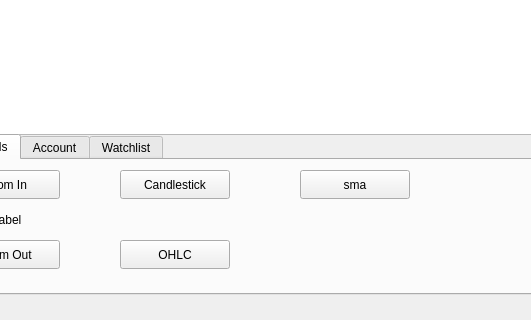
First picture: the form in chartWidget.ui, repository ellamental/pyTrade, before the edit; both pictures show x 82 to 613 and y 736 to 1056 of the 1076 by 1056 pixel window.
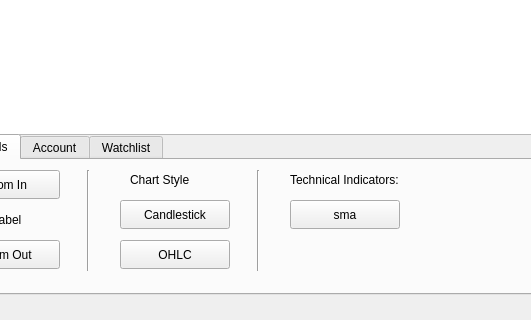
Second picture: the form after the edit.

Commit message: Interface - Organized Chart Control tab, added seperators and labels

Diff of the .ui file:
```diff
--- a/chartWidget.ui
+++ b/chartWidget.ui
@@ -68,8 +68,8 @@
     <widget class="QPushButton" name="sma">
      <property name="geometry">
       <rect>
-       <x>380</x>
-       <y>10</y>
+       <x>370</x>
+       <y>40</y>
        <width>110</width>
        <height>29</height>
       </rect>
@@ -95,7 +95,7 @@
      <property name="geometry">
       <rect>
        <x>200</x>
-       <y>10</y>
+       <y>40</y>
        <width>110</width>
        <height>29</height>
       </rect>
@@ -117,6 +117,58 @@
       <string>OHLC</string>
      </property>
     </widget>
+    <widget class="Line" name="line">
+     <property name="geometry">
+      <rect>
+       <x>160</x>
+       <y>10</y>
+       <width>16</width>
+       <height>101</height>
+      </rect>
+     </property>
+     <property name="orientation">
+      <enum>Qt::Vertical</enum>
+     </property>
+    </widget>
+    <widget class="Line" name="line_2">
+     <property name="geometry">
+      <rect>
+       <x>330</x>
+       <y>10</y>
+       <width>16</width>
+       <height>101</height>
+      </rect>
+     </property>
+     <property name="orientation">
+      <enum>Qt::Vertical</enum>
+     </property>
+    </widget>
+    <widget class="QLabel" name="label">
+     <property name="geometry">
+      <rect>
+       <x>210</x>
+       <y>10</y>
+       <width>91</width>
+       <height>19</height>
+      </rect>
+     </property>
+     <property name="text">
+      <string>Chart Style</string>
+     </property>
+    </widget>
+    <widget class="QLabel" name="label_2">
+     <property name="geometry">
+      <rect>
+       <x>370</x>
+       <y>10</y>
+       <width>161</width>
+       <height>19</height>
+      </rect>
+     </property>
+     <property name="text">
+      <string>Technical Indicators:</string>
+     </property>
+    </widget>
    </widget>
    <widget class="QWidget" name="account">
     <attribute name="title">
```
The commit also changes 1 other file.
